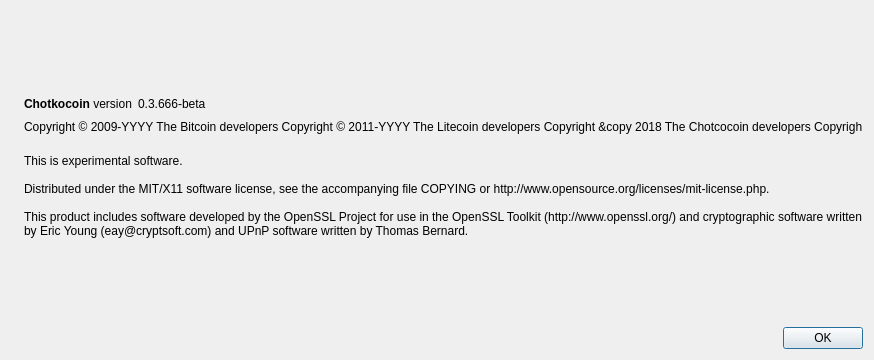
Qt form src/qt/forms/aboutdialog.ui (dimitrkovalsky/chotkocoin) before a commit.
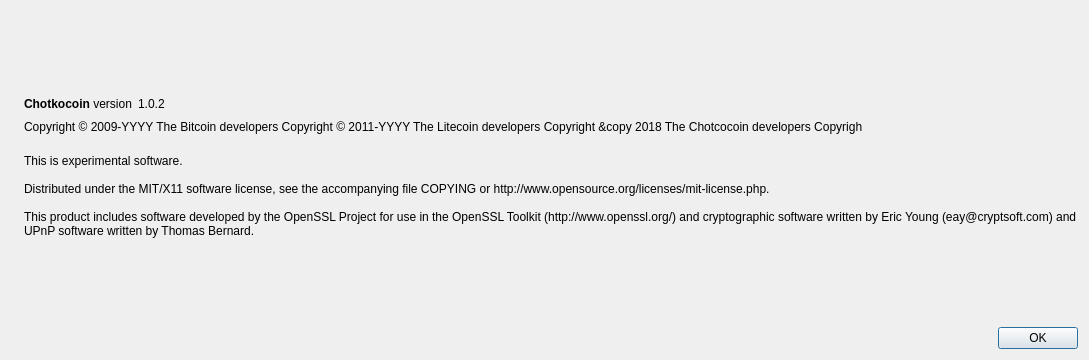
The same form after that commit. Icons and pictures are not drawn.

```diff
--- a/src/qt/forms/aboutdialog.ui
+++ b/src/qt/forms/aboutdialog.ui
@@ -6,7 +6,7 @@
    <rect>
     <x>0</x>
     <y>0</y>
-    <width>593</width>
+    <width>1089</width>
     <height>360</height>
    </rect>
   </property>
@@ -63,7 +63,7 @@
           <cursorShape>IBeamCursor</cursorShape>
          </property>
          <property name="text">
-          <string notr="true">0.3.666-beta</string>
+          <string notr="true">1.0.2</string>
          </property>
          <property name="textInteractionFlags">
           <set>Qt::LinksAccessibleByMouse|Qt::TextSelectableByKeyboard|Qt::TextSelectableByMouse</set>
```
